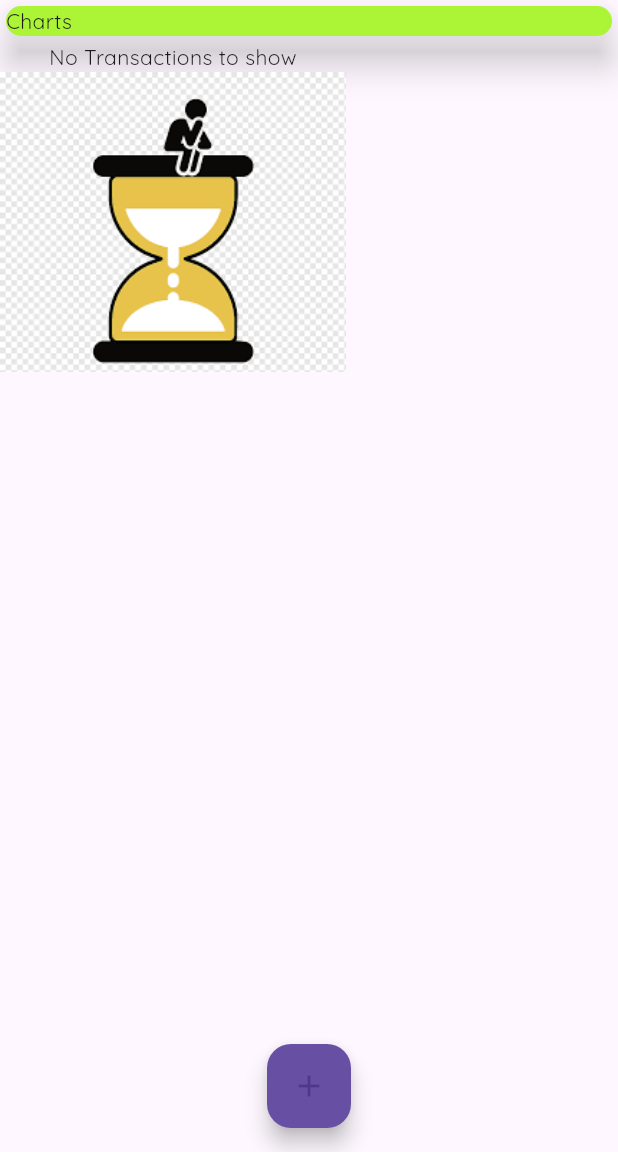
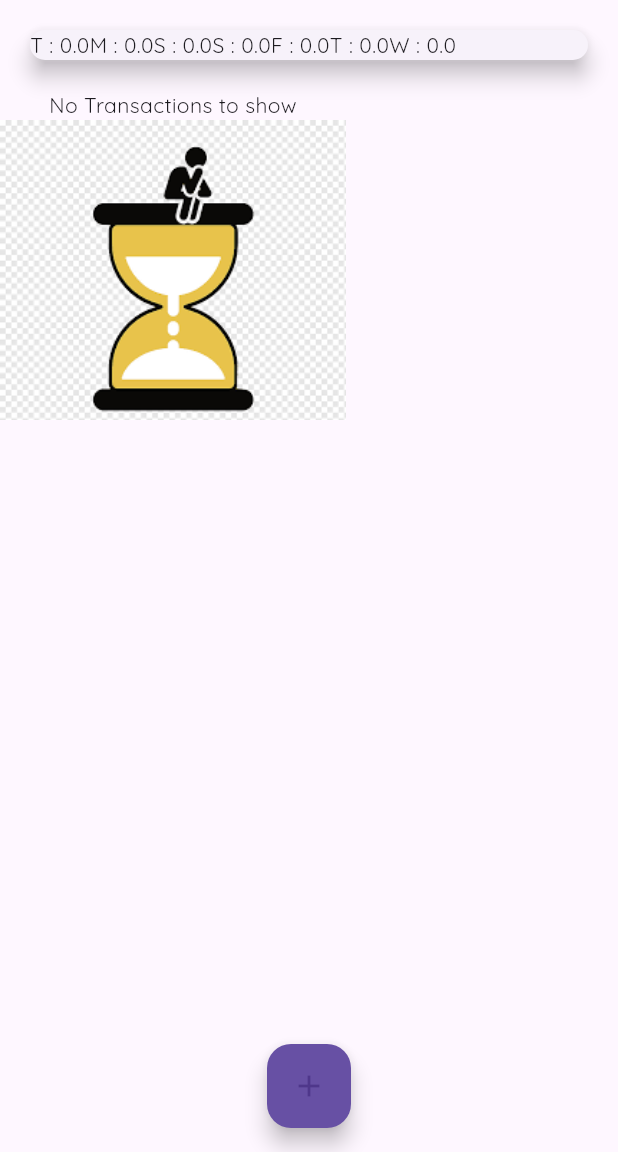
Before and after one commit to Abelmalu/expense-tracker-app, a Flutter app: the screen it shows after launch, on a phone screen of 412 x 824 dp, the part 84-1236 px from its top. Run offline on Flutter 3.47's test engine with Material 3 defaults, Android fonts, the light colour scheme and no system bars.

Commit message:
charts display recent transaction

```diff
--- a/lib/main.dart
+++ b/lib/main.dart
@@ -1,4 +1,5 @@
 import 'package:expense_t/models/transaction.dart';
+import 'package:expense_t/widgets/chart.dart';
 import 'package:expense_t/widgets/new_transaction.dart';
 import 'package:expense_t/widgets/transaction_list.dart';
 import 'package:flutter/material.dart';
@@ -34,7 +35,6 @@ class _MyHomePageState extends State<MyHomePage> {
     // Transaction(id: 't2', title: 'shorts', amount: 30.58, date: DateTime.now()),
   ];
 
-
   void _addNewtx(String title, double amount) {
     print('come on');
 
@@ -57,6 +57,14 @@ class _MyHomePageState extends State<MyHomePage> {
         });
   }
 
+  List<Transaction> get _recentTransactions {
+    return _userTranactions.where((tx) {
+      return tx.date.isAfter(DateTime.now().subtract(
+        Duration(days: 7),
+      ));
+    }).toList();
+  }
+
   @override
   Widget build(BuildContext context) {
     // TODO: implement build
@@ -72,21 +80,12 @@ class _MyHomePageState extends State<MyHomePage> {
             },
           ),
         ],
-
-
       ),
       body: SingleChildScrollView(
         child: Column(
           crossAxisAlignment: CrossAxisAlignment.start,
           children: [
-            Container(
-              width: double.infinity,
-              child: Card(
-                elevation: 10,
-                color: Color.fromARGB(255, 171, 244, 54),
-                child: Text('Charts'),
-              ),
-            ),
+            Chart(_recentTransactions),
             TransactionList(_userTranactions),
           ],
         ),
--- a/lib/widgets/chart.dart
+++ b/lib/widgets/chart.dart
@@ -21,8 +21,11 @@ class Chart extends StatelessWidget {
         }
       }
 
+      print(DateFormat.E().format(weekDay));
+      print(totalSum);
+
       return {
-        'day': DateFormat.E(weekDay),
+        'day': DateFormat.E().format(weekDay).substring(0,1),
         'amount': totalSum,
       };
     });
@@ -30,11 +33,14 @@ class Chart extends StatelessWidget {
 
   @override
   Widget build(BuildContext context) {
+    print(groupedTransactionValues);
     return Card(
         elevation: 6,
         margin: EdgeInsets.all(20),
         child: Row(
-          children: [],
+          children: groupedTransactionValues.map((data) {
+            return Text('${data['day']} : ${data['amount']}');
+          }).toList(),
         ));
   }
 }
```
